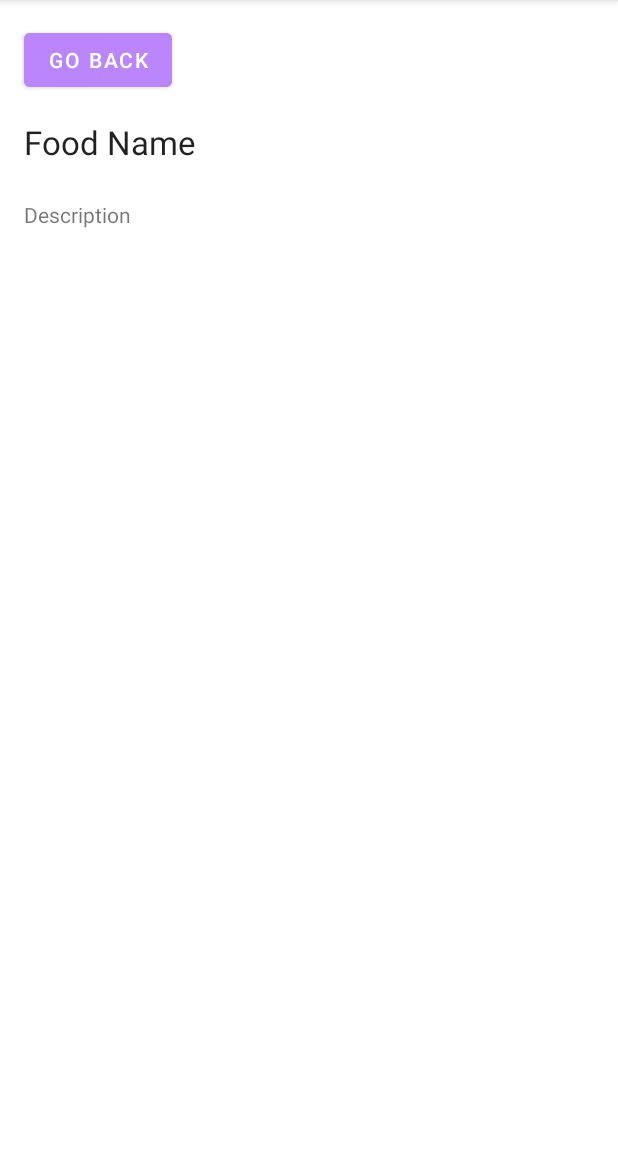
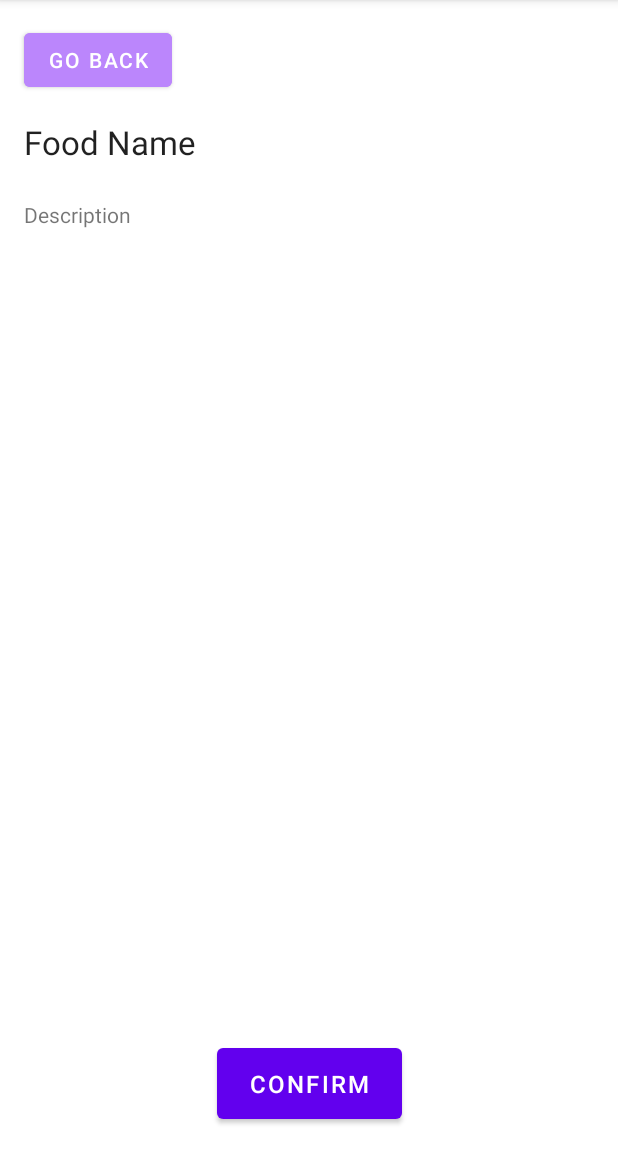
Before and after one commit to ellenzul/Technovation-Project, an Android app: the DetailActivity screen opened directly, with no data from a screen before it, on a phone screen of 412 x 824 dp, the part 84-1236 px from its top. Run offline under Robolectric (Android 15) with nearby library versions, the phone set to English and light mode, and no system bars; libraries missing offline, so code that uses them is left out: org.parceler.

Commit message:
detail activty and confirmation btn

```diff
--- a/app/src/main/AndroidManifest.xml
+++ b/app/src/main/AndroidManifest.xml
@@ -9,7 +9,8 @@
         android:roundIcon="@mipmap/ic_launcher_round"
         android:supportsRtl="true"
         android:theme="@style/Theme.FoodShare">
-        <activity android:name=".DetailActivity"></activity>
+        <activity android:name=".ConfirmationActivity"></activity>
+        <activity android:name=".DetailActivity" />
         <activity android:name=".AddActivity" />
         <activity android:name=".MainActivity">
             <intent-filter>
--- a/app/src/main/java/com/example/foodshare/DetailActivity.java
+++ b/app/src/main/java/com/example/foodshare/DetailActivity.java
@@ -2,7 +2,9 @@ package com.example.foodshare;
 
 import androidx.appcompat.app.AppCompatActivity;
 
+import android.content.Intent;
 import android.os.Bundle;
+import android.view.View;
 import android.widget.Button;
 import android.widget.ImageView;
 import android.widget.TextView;
@@ -16,23 +18,38 @@ public class DetailActivity extends AppCompatActivity {
     private Button btnComplete;
     private TextView tvTitle;
     private TextView tvDescription;
-    private ImageView imageView;
+    private ImageView itemimageView;
     private TaskItem item;
+    private Button btnConfirm;
 
     @Override
     protected void onCreate(Bundle savedInstanceState) {
         super.onCreate(savedInstanceState);
         setContentView(R.layout.activity_detail);
 
-        tvTitle.setText(item.title);
-        tvDescription.setText(item.description);
-        imageView.setImageBitmap(item.image);
-
         btnComplete = findViewById(R.id.btnComplete);
         tvTitle = findViewById(R.id.tvTitle);
         tvDescription = findViewById(R.id.tvDescription);
-        imageView = findViewById(R.id.itemImageView);
+        itemimageView = findViewById(R.id.itemImageView);
+        btnConfirm = findViewById(R.id.btnConfirm);
+
+        btnConfirm.setOnClickListener(new View.OnClickListener() {
+
+            @Override
+            public void onClick(View v) {
+                openNewActivity();
+            }
+        });
+    }
+    public void openNewActivity(){
+        Intent intent = new Intent(this, ConfirmationActivity.class);
+        startActivity(intent);
+
         item = Parcels.unwrap(getIntent().getParcelableExtra(TaskItem.class.getSimpleName()));
+
+        tvTitle.setText(item.title);
+        tvDescription.setText(item.description);
+        itemimageView.setImageBitmap(item.image);
 
     }
 }
--- a/app/src/main/res/layout/activity_detail.xml
+++ b/app/src/main/res/layout/activity_detail.xml
@@ -49,12 +49,26 @@
         android:layout_width="0dp"
         android:layout_height="300dp"
         android:layout_marginStart="32dp"
-        android:layout_marginTop="24dp"
+        android:layout_marginTop="20dp"
         android:layout_marginEnd="32dp"
         android:contentDescription="@string/todo"
         android:scaleType="centerCrop"
         app:layout_constraintEnd_toEndOf="parent"
+        app:layout_constraintHorizontal_bias="0.0"
         app:layout_constraintStart_toStartOf="parent"
         app:layout_constraintTop_toBottomOf="@+id/tvDescription"
         tools:srcCompat="@tools:sample/avatars" />
+
+    <Button
+        android:id="@+id/btnConfirm"
+        android:layout_width="123dp"
+        android:layout_height="59dp"
+        android:layout_marginStart="155dp"
+        android:layout_marginEnd="155dp"
+        android:layout_marginBottom="16dp"
+        android:text="@string/confirmation"
+        android:textSize="16sp"
+        app:layout_constraintBottom_toBottomOf="parent"
+        app:layout_constraintEnd_toEndOf="parent"
+        app:layout_constraintStart_toStartOf="parent" />
 </androidx.constraintlayout.widget.ConstraintLayout>
--- a/app/src/main/res/values/strings.xml
+++ b/app/src/main/res/values/strings.xml
@@ -12,4 +12,5 @@
     <string name="add_a_task">Add New Food Details</string>
     <string name="back">Go Back</string>
     <string name="Location">Add Location Address</string>
+    <string name="confirmation">Confirm</string>
 </resources>
```
Also changed, not shown: app/src/main/java/com/example/foodshare/ConfirmationActivity.java (added, +14 -0 lines), app/src/main/res/layout/activity_confirmation.xml (added, +9 -0 lines).
